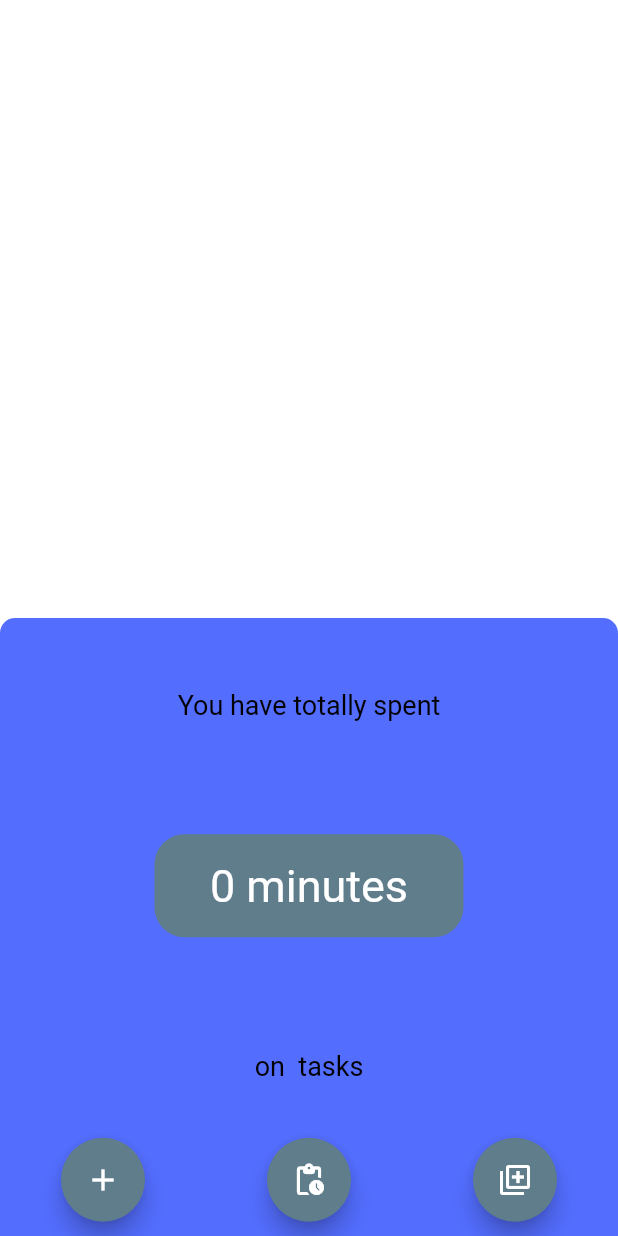
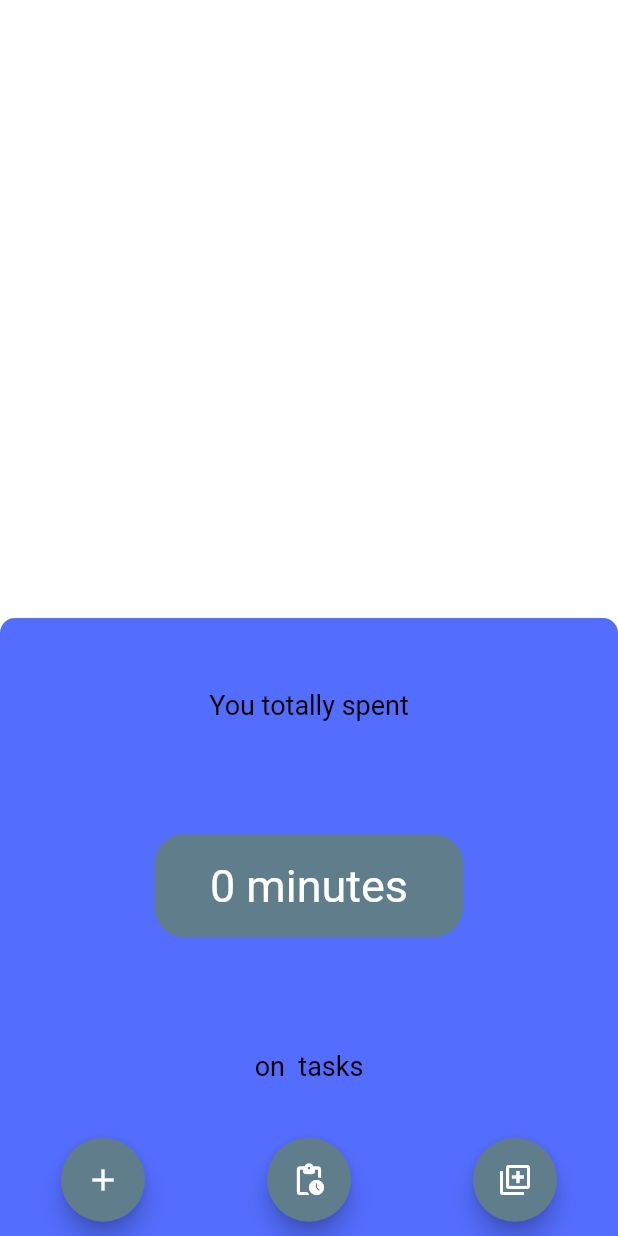
Before and after one commit to egemenongel/todeer, a Flutter app: the ReportWidget screen opened directly with empty values, on a phone screen of 412 x 824 dp. Run offline on Flutter 3.47's test engine with Material 2 defaults, Android fonts, the phone set to English and light mode, and no system bars; our stand-ins replace cloud_firestore, firebase_auth, firebase_core, flutter_slidable; accounts and stored records are empty.

Commit message:
Fix text

```diff
--- a/lib/widgets/report_widget.dart
+++ b/lib/widgets/report_widget.dart
@@ -37,7 +37,7 @@ class ReportWidget extends StatelessWidget {
                 height: 20,
               ),
               const Text(
-                "You have totally spent",
+                "You totally spent",
                 style: TextStyle(
                   color: Colors.black,
                   fontSize: 18.0,
```
